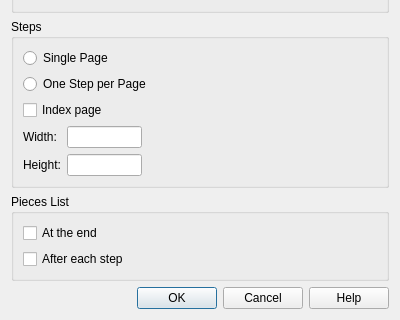
Above: source/interface/dialogs/sw_dialog_html.ui from nathaneltitane/studworks before the change; both pictures show x 0 to 400 and y 206 to 526 of the 400 by 526 pixel window. Below: the same form after it.
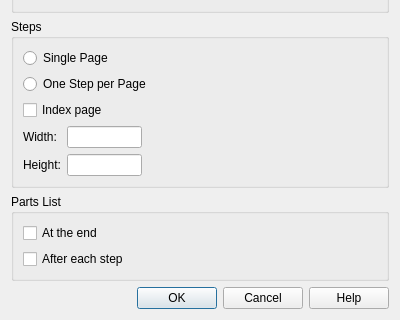
That is the form after the change.

```diff
--- a/source/interface/dialogs/sw_dialog_html.ui
+++ b/source/interface/dialogs/sw_dialog_html.ui
@@ -236,7 +236,7 @@
       <string>&lt;p&gt;&lt;b&gt;Pieces List&lt;/b&gt;&lt;/p&gt;&lt;p&gt;After each step shows the pieces added in that step. At the end shows the complete model inventory after the instructions. You can enable either option, both, or neither.&lt;/p&gt;</string>
      </property>
      <property name="title">
-      <string>Pieces List</string>
+      <string>Parts List</string>
      </property>
      <layout class="QVBoxLayout" name="verticalLayout_4">
       <item>
```
Left out of the diff: 8 changed lines with no effect on the pictures.
